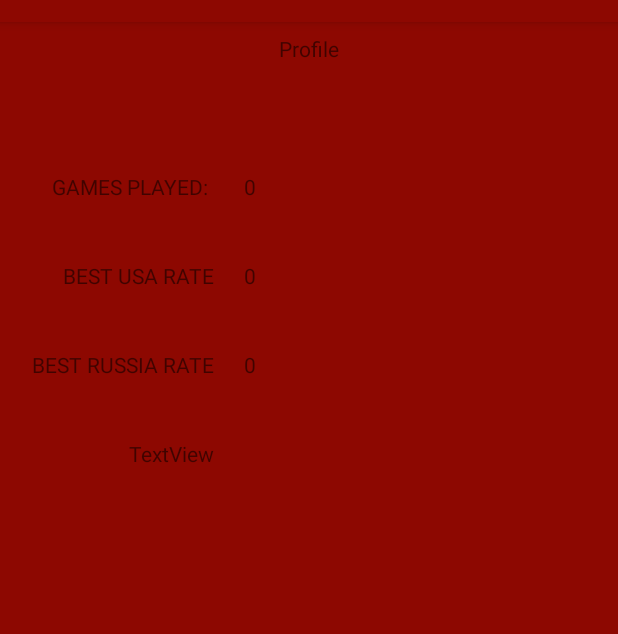
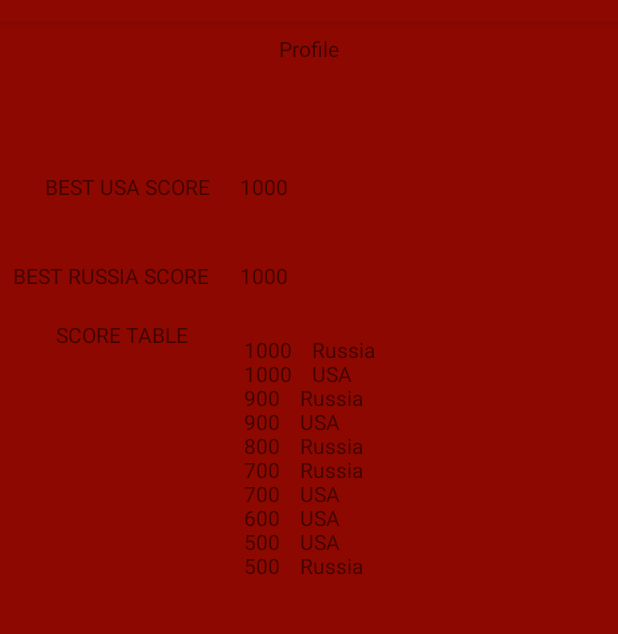
Before and after one commit to AfterByte/BattleShip-ColdWar, an Android app: the ProfileActivitie screen opened directly, with no data from a screen before it, on a phone screen of 412 x 824 dp, the part 62-696 px from its top. Run offline under Robolectric (Android 15) with nearby library versions, the phone set to English and light mode, and no system bars.

Commit message:
AUTOR: PASCUAL INTELIGENCIA REPARADA
ESTADISTICAS HECHAS

```diff
--- a/app/src/main/java/com/afterbyte/battleship_coldwar/Locate.java
+++ b/app/src/main/java/com/afterbyte/battleship_coldwar/Locate.java
@@ -16,7 +16,7 @@ public class Locate extends AppCompatActivity {
 
 
     private String playerOneCountry, playerTwoCountry;
-    private int playerTurn,winCount;
+    private int playerTurn,winCount=1300;
     private int[][] board=new int[3][3];
     private boolean p1Win=false;
     private int mode;
@@ -38,7 +38,7 @@ public class Locate extends AppCompatActivity {
 
         mode=getIntent().getExtras().getInt("mode");
 
-        winCount=getIntent().getExtras().getInt("winCount");
+        //winCount=getIntent().getExtras().getInt("winCount");
 
 
         playerOneCountry=getIntent().getExtras().getString("country");
@@ -233,6 +233,7 @@ public class Locate extends AppCompatActivity {
     public void makeMove(int x, int y, int value){
         if(playerTurn==1){
             ring.start();
+            winCount-=100;
         }
         else{
             ring2.start();
@@ -355,7 +356,6 @@ public class Locate extends AppCompatActivity {
         if(player==1){
             intent.putExtra("winner",playerOneCountry);
             p1Win=true;
-            winCount++;
         }
         else{
             intent.putExtra("winner",playerTwoCountry);
@@ -365,6 +365,7 @@ public class Locate extends AppCompatActivity {
         intent.putExtra("winCount",winCount);
         intent.putExtra("p1Win",p1Win);
         startActivity(intent);
+        p1Win=false;
         this.finish();
     }
 
--- a/app/src/main/java/com/afterbyte/battleship_coldwar/MainActivity.java
+++ b/app/src/main/java/com/afterbyte/battleship_coldwar/MainActivity.java
@@ -3,12 +3,17 @@ package com.afterbyte.battleship_coldwar;
 import android.app.ActivityOptions;
 import android.content.Intent;
 import android.media.MediaPlayer;
+import android.service.autofill.UserData;
 import android.support.v7.app.AppCompatActivity;
 import android.app.Activity;
 import android.os.Bundle;
 import android.view.View;
 import android.view.Window;
 import android.view.WindowManager;
+
+import java.io.File;
+import java.io.FileOutputStream;
+import java.io.ObjectOutputStream;
 
 public class MainActivity extends Activity {
 
@@ -29,6 +34,24 @@ public class MainActivity extends Activity {
         */
         theme= MediaPlayer.create(MainActivity.this,R.raw.maintheme);
         theme.start();
+        /*
+        try{
+            String fileName=this.getFilesDir().getPath().toString()+"/ColdWarUserData.dat";
+            File file=new File(fileName,"rw");
+            if(!file.exists()){
+                try {
+                    FileOutputStream fos = new FileOutputStream(fileName);
+                    ObjectOutputStream oos = new ObjectOutputStream(fos);
+
+                    com.afterbyte.battleship_coldwar.UserData ud = new com.afterbyte.battleship_coldwar.UserData();
+                    ud.setTotalGames(0);
+                    oos.writeObject(ud);
+                }
+                catch (Exception e){}
+            }
+        }
+        catch (Exception e){}
+        */
     }
 
     public void localOnePlayer(View v){
--- a/app/src/main/java/com/afterbyte/battleship_coldwar/ProfileActivitie.java
+++ b/app/src/main/java/com/afterbyte/battleship_coldwar/ProfileActivitie.java
@@ -1,5 +1,6 @@
 package com.afterbyte.battleship_coldwar;
 
+import android.app.AlertDialog;
 import android.content.Intent;
 import android.support.v7.app.AppCompatActivity;
 import android.os.Bundle;
@@ -13,17 +14,28 @@ import java.io.ObjectInputStream;
 
 public class ProfileActivitie extends AppCompatActivity {
 
-    private UserData ud=null;
-    TextView totalGames,usaRate,russiaRate;
+    TextView usaRate,russiaRate,table;
 
     @Override
     protected void onCreate(Bundle savedInstanceState) {
         super.onCreate(savedInstanceState);
         setContentView(R.layout.activity_profile_activitie);
-        totalGames= (TextView) findViewById(R.id.GPID);
-        usaRate=(TextView) findViewById(R.id.usaID);
-        russiaRate=(TextView) findViewById(R.id.russiaID);
+        usaRate=(TextView) findViewById(R.id.bUSA);
+        russiaRate=(TextView) findViewById(R.id.bRussia);
+        table=(TextView) findViewById(R.id.scoreTableID);
 
+        Scores s=new Scores();
+        usaRate.setText(Integer.toString(s.getScore(s.bestScore("USA"))));
+        russiaRate.setText(Integer.toString(s.getScore(s.bestScore("Russia"))));
+        s.sort();
+        String t="";
+        for(int x=9; x>=0; x--){
+            t+=Integer.toString(s.getScore(x))+"    "+s.getCountry(x)+"\n";
+            //t.concat(Integer.toString(s.getScore(x)).concat("  "+s.getCountry(x)+"\n"));
+        }
+        table.setText(t);
+
+        /*
         try{
             String fileName=this.getFilesDir().getPath().toString()+"/ColdWarUserData.dat";
             File userData=new File(fileName);
@@ -41,16 +53,20 @@ public class ProfileActivitie extends AppCompatActivity {
             }
 
         }
-        catch (Exception e){}
+        catch (Exception e){
+            AlertDialog.Builder alert=new AlertDialog.Builder(this);
+            alert.setMessage(e.getMessage());
+            alert.show();
+        }*/
 
     }
-
+/*
     public void start(){
         totalGames.setText(ud.getTotalGames());
         usaRate.setText(ud.getBestRate(ud.getUsaRates()));
         russiaRate.setText(ud.getBestRate(ud.getRussiaRates()));
     }
-
+*/
 
     @Override
     public void onBackPressed(){
--- /dev/null
+++ b/app/src/main/java/com/afterbyte/battleship_coldwar/Scores.java
@@ -0,0 +1,81 @@
+package com.afterbyte.battleship_coldwar;
+
+public class Scores {
+    int score[] = {1000,600,1000,900,500,700,800,900,500,700};
+    String countries[]={"Russia","USA","USA","Russia","Russia","USA","Russia","USA","USA","Russia"};
+
+    public Scores(){
+    }
+
+    public void sort() {
+        if (score == null || score.length == 0) {
+            return;
+        }
+        int length = score.length;
+        quickSort(0, length - 1);
+    }
+
+    private void quickSort(int lowerIndex, int higherIndex) {
+
+        int i = lowerIndex;
+        int j = higherIndex;
+        int pivot = score[lowerIndex+(higherIndex-lowerIndex)/2];
+        while (i <= j) {
+            while (score[i] < pivot) {
+                i++;
+            }
+            while (score[j] > pivot) {
+                j--;
+            }
+            if (i <= j) {
+                exchangeNumbers(i, j);
+                i++;
+                j--;
+            }
+        }
+        if (lowerIndex < j)
+            quickSort(lowerIndex, j);
+        if (i < higherIndex)
+            quickSort(i, higherIndex);
+    }
+
+    private void exchangeNumbers(int i, int j) {
+        int temp = score[i];
+        String tempC = countries[i];
+        score[i] = score[j];
+        countries[i]=countries[j];
+        score[j] = temp;
+        countries[j]= tempC;
+    }
+    public void reverseScore(){
+        int tempScore[]=new int[10];
+        String tempCountry[]=new String[10];
+        int y = score.length;
+        for(int x =0;x < score.length;x++){
+            tempScore[x] = score[y-x];
+            tempCountry[x] =  countries[y-x];
+        }
+        for(int x = 0;x < score.length;x++){
+            score[x ]= tempScore[x];
+            countries[x] = tempCountry[x];
+        }
+    }
+
+    public int getScore(int i){
+        return score[i];
+    }
+    public String getCountry(int i){
+        return countries[i];
+    }
+
+    public int bestScore(String country){
+        int i=0,cont=0;
+        for(int x=0;x<10;x++){
+            if(score[x]>cont && countries[x].equals(country)){
+                i=x;
+                cont=score[x];
+            }
+        }
+        return i;
+    }
+}
--- a/app/src/main/java/com/afterbyte/battleship_coldwar/TeamSelection.java
+++ b/app/src/main/java/com/afterbyte/battleship_coldwar/TeamSelection.java
@@ -48,7 +48,7 @@ public class TeamSelection extends AppCompatActivity {
 
         intent.putExtra("mode",mode);
 
-        intent.putExtra("winCounter",0);
+        intent.putExtra("winCount",0);
 
         startActivity(intent);
         this.finish();
--- a/app/src/main/java/com/afterbyte/battleship_coldwar/winnerScreen.java
+++ b/app/src/main/java/com/afterbyte/battleship_coldwar/winnerScreen.java
@@ -48,7 +48,7 @@ public class winnerScreen extends AppCompatActivity {
         country=getIntent().getExtras().getString("country");
         winCount=getIntent().getExtras().getInt("winCount");
         p1Win=getIntent().getExtras().getBoolean("p1Win");
-        rateView.setText("RATE: "+winCount);
+        rateView.setText("PTS: "+winCount);
         if(winner.equals("USA")){
             winnertheme= MediaPlayer.create(winnerScreen.this,R.raw.usa);
             message.setText("USA WINS");
@@ -61,7 +61,7 @@ public class winnerScreen extends AppCompatActivity {
         }
         winnertheme.start();
         if(!p1Win){
-            updateData();
+            //updateData();
         }
     }
 
@@ -108,6 +108,7 @@ public class winnerScreen extends AppCompatActivity {
                 message.setText("NO EXISte");
                 ud = new UserData();
                 ud.setTotalGames(1);
+                ud.setBestRate(0);
                 if (winner.equals("USA") && p1Win) {
                     ud.setNewRate(ud.getUsaRates(),winCount);
                 } else if (winner.equals("Russia") && p1Win) {
@@ -139,7 +140,7 @@ public class winnerScreen extends AppCompatActivity {
     }
 
     public void BtnHomeAction(View v){
-        updateData();
+        //updateData();
         winnertheme.stop();
         Intent intent = new Intent(winnerScreen.this, MainActivity.class);
         startActivity(intent);
--- a/app/src/main/res/layout/activity_profile_activitie.xml
+++ b/app/src/main/res/layout/activity_profile_activitie.xml
@@ -8,44 +8,23 @@
     tools:context=".ProfileActivitie">
 
     <TextView
-        android:id="@+id/totalGames"
-        android:layout_width="wrap_content"
-        android:layout_height="wrap_content"
-        android:layout_marginStart="8dp"
-        android:layout_marginTop="100dp"
-        android:layout_marginEnd="8dp"
-        android:text="GAMES PLAYED: "
-        app:layout_constraintEnd_toEndOf="parent"
-        app:layout_constraintHorizontal_bias="0.093"
-        app:layout_constraintStart_toStartOf="parent"
-        app:layout_constraintTop_toTopOf="parent" />
-
-    <TextView
         android:id="@+id/textView2"
         android:layout_width="wrap_content"
         android:layout_height="wrap_content"
-        android:layout_marginTop="40dp"
-        android:text="BEST USA RATE"
-        app:layout_constraintEnd_toEndOf="@+id/totalGames"
-        app:layout_constraintTop_toBottomOf="@+id/totalGames" />
+        android:layout_marginStart="30dp"
+        android:layout_marginTop="100dp"
+        android:text="BEST USA SCORE"
+        app:layout_constraintStart_toStartOf="parent"
+        app:layout_constraintTop_toTopOf="parent" />
 
     <TextView
         android:id="@+id/textView3"
         android:layout_width="wrap_content"
         android:layout_height="wrap_content"
         android:layout_marginTop="40dp"
-        android:text="BEST RUSSIA RATE"
+        android:text="BEST RUSSIA SCORE"
         app:layout_constraintEnd_toEndOf="@+id/textView2"
         app:layout_constraintTop_toBottomOf="@+id/textView2" />
-
-    <TextView
-        android:id="@+id/textView4"
-        android:layout_width="wrap_content"
-        android:layout_height="wrap_content"
-        android:layout_marginTop="40dp"
-        android:text="TextView"
-        app:layout_constraintEnd_toEndOf="@+id/textView3"
-        app:layout_constraintTop_toBottomOf="@+id/textView3" />
 
     <TextView
         android:id="@+id/profileText"
@@ -60,33 +39,47 @@
         app:layout_constraintTop_toTopOf="parent" />
 
     <TextView
-        android:id="@+id/GPID"
-        android:layout_width="wrap_content"
-        android:layout_height="wrap_content"
-        android:layout_marginStart="20dp"
-        android:layout_marginTop="100dp"
-        android:text="TextView"
-        app:layout_constraintStart_toEndOf="@+id/totalGames"
-        app:layout_constraintTop_toTopOf="parent" />
-
-    <TextView
-        android:id="@+id/usaID"
+        android:id="@+id/bRussia"
         android:layout_width="wrap_content"
         android:layout_height="wrap_content"
         android:layout_marginStart="20dp"
         android:layout_marginTop="40dp"
         android:text="TextView"
         app:layout_constraintStart_toEndOf="@+id/textView2"
-        app:layout_constraintTop_toBottomOf="@+id/GPID" />
+        app:layout_constraintTop_toBottomOf="@+id/bUSA" />
 
     <TextView
-        android:id="@+id/russiaID"
+        android:id="@+id/bUSA"
         android:layout_width="wrap_content"
         android:layout_height="wrap_content"
         android:layout_marginStart="20dp"
-        android:layout_marginTop="40dp"
+        android:layout_marginTop="100dp"
         android:text="TextView"
-        app:layout_constraintStart_toEndOf="@+id/textView3"
-        app:layout_constraintTop_toBottomOf="@+id/usaID" />
+        app:layout_constraintStart_toEndOf="@+id/textView2"
+        app:layout_constraintTop_toTopOf="parent" />
+
+    <TextView
+        android:id="@+id/scoreTableID"
+        android:layout_width="wrap_content"
+        android:layout_height="wrap_content"
+        android:layout_marginStart="8dp"
+        android:layout_marginTop="30dp"
+        android:layout_marginEnd="8dp"
+        android:text="TextView"
+        app:layout_constraintEnd_toEndOf="parent"
+        app:layout_constraintStart_toStartOf="parent"
+        app:layout_constraintTop_toBottomOf="@+id/bRussia" />
+
+    <TextView
+        android:id="@+id/textView7"
+        android:layout_width="wrap_content"
+        android:layout_height="wrap_content"
+        android:layout_marginStart="8dp"
+        android:layout_marginTop="20dp"
+        android:layout_marginEnd="8dp"
+        android:text="SCORE TABLE"
+        app:layout_constraintEnd_toStartOf="@+id/scoreTableID"
+        app:layout_constraintStart_toStartOf="parent"
+        app:layout_constraintTop_toBottomOf="@+id/textView3" />
 
 </android.support.constraint.ConstraintLayout>
```
